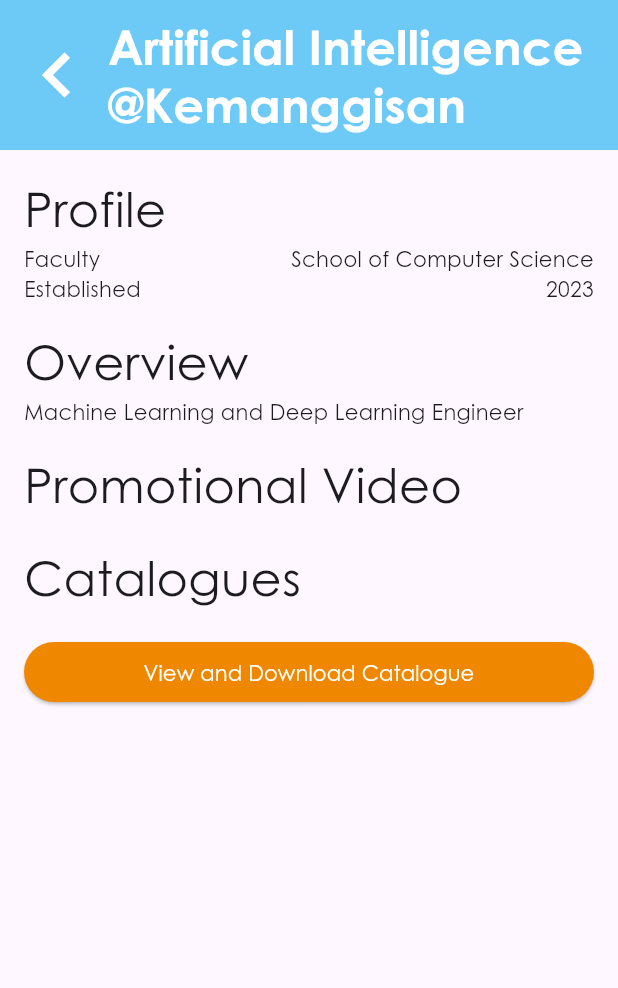
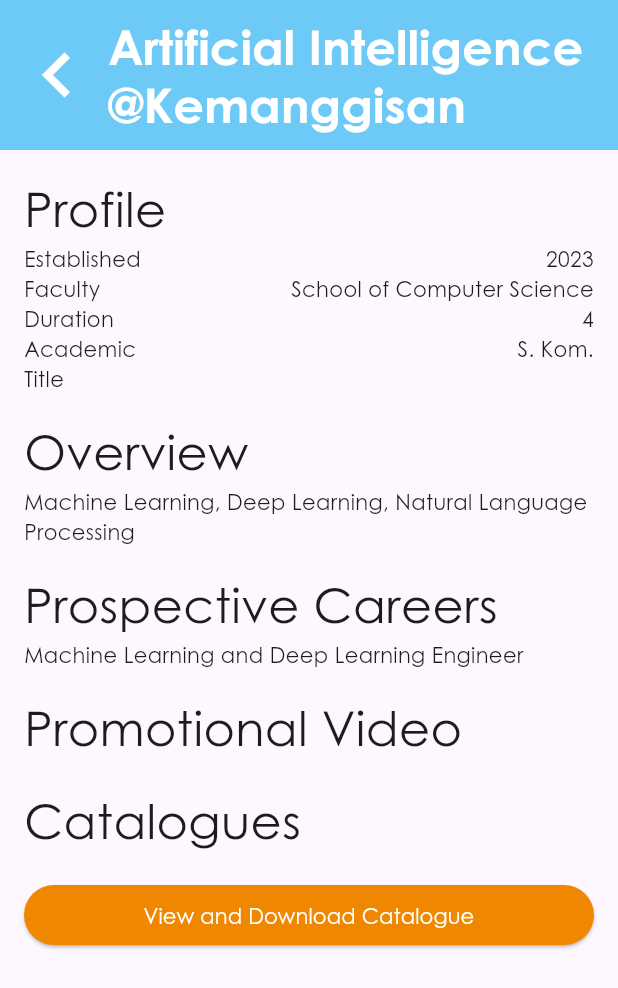
Before and after one commit to zzz276/BinusLite, a Flutter app: the Navigation screen opened directly, item 2 of the bottom bar chosen, after a tap on "Detail", on a phone screen of 412 x 824 dp. Shown: the top 988 px of the screen. Run offline on Flutter 3.47's test engine with Material 3 defaults, Android fonts, the light colour scheme and no system bars; our stand-ins replace firebase_auth, firebase_core; accounts and stored records are empty.

Commit message:
Major Page

```diff
--- a/lib/models/major.dart
+++ b/lib/models/major.dart
@@ -1,18 +1,24 @@
 class Major {
   String name;
   String faculty;
-  String foundedYear;
+  String title;
   String overview;
+  String career;
   String region;
   String? videoLink;
   String? catalogueLink;
+  int foundedYear;
+  int duration;
 
   Major({
     required this.name,
     required this.region,
     required this.faculty,
     required this.foundedYear,
+    required this.duration,
+    required this.title,
     required this.overview,
+    required this.career,
     this.videoLink,
     this.catalogueLink
   });
--- a/lib/screens/contents/major/major_detail.dart
+++ b/lib/screens/contents/major/major_detail.dart
@@ -2,9 +2,16 @@ import 'package:binus_lite/models/major.dart';
 import 'package:flutter/material.dart';
 import 'package:url_launcher/url_launcher_string.dart';
 
-class MajorDetail extends StatelessWidget {
-  const MajorDetail(this.major, {super.key});
+class MajorDetail extends StatefulWidget {
   final Major major;
+  const MajorDetail(this.major);
+
+  @override
+  State<MajorDetail> createState() => _MajorDetailState();
+}
+
+class _MajorDetailState extends State<MajorDetail> {
+  late Major major;
 
   viewFile(BuildContext context) async {
     try { await launchUrlString(major.catalogueLink!); }
@@ -16,6 +23,13 @@ class MajorDetail extends StatelessWidget {
         ))
       );
     }
+  }
+
+  @override
+  void initState() {
+    // TODO: implement initState
+    super.initState();
+    major = widget.major;
   }
 
   @override
@@ -51,6 +65,16 @@ class MajorDetail extends StatelessWidget {
               children: [
                 TableRow(
                   children: [
+                    const Text("Established"),
+                    Text(
+                      major.foundedYear.toString(),
+                      textAlign: TextAlign.end
+                    )
+                  ]
+                ),
+
+                TableRow(
+                  children: [
                     const Text("Faculty"),
                     Text(
                       major.faculty,
@@ -61,10 +85,20 @@ class MajorDetail extends StatelessWidget {
 
                 TableRow(
                   children: [
-                    const Text("Established"),
+                    const Text("Duration"),
                     Text(
-                      major.foundedYear,
-                      textAlign: TextAlign.end
+                      major.duration.toString(),
+                      textAlign: TextAlign.end,
+                    )
+                  ]
+                ),
+
+                TableRow(
+                  children: [
+                    const Text("Academic Title"),
+                    Text(
+                      major.title,
+                      textAlign: TextAlign.end,
                     )
                   ]
                 ),
@@ -78,6 +112,13 @@ class MajorDetail extends StatelessWidget {
             ),
 
             Text(major.overview),
+            const SizedBox(height: 16.0),
+            const Text(
+              "Prospective Careers",
+              style: TextStyle(fontSize: 32.0)
+            ),
+
+            Text(major.career),
             const SizedBox(height: 16.0),
             const Text(
               "Promotional Video",
--- a/lib/screens/tabs/majors.dart
+++ b/lib/screens/tabs/majors.dart
@@ -16,8 +16,11 @@ class _MajorsState extends State<Majors> {
       name: "Mobile Application and Technology",
       region: "Kemanggisan",
       faculty: "School of Computer Science",
-      foundedYear: "2010",
+      foundedYear: 2010,
+      duration: 4,
+      title: "S. Kom.",
       overview: "Mobile Application and IoT Engineer",
+      career: "Mobile Engineer",
       catalogueLink: "https://curriculum.binus.ac.id/files/2012/04/SOCS-Mobile-Application-Technology-2023.pdf"
     ),
 
@@ -25,16 +28,22 @@ class _MajorsState extends State<Majors> {
       name: "Artificial Intelligence",
       region: "Kemanggisan",
       faculty: "School of Computer Science",
-      foundedYear: "2023",
-      overview: "Machine Learning and Deep Learning Engineer"
+      foundedYear: 2023,
+      duration: 4,
+      title: "S. Kom.",
+      overview: "Machine Learning, Deep Learning, Natural Language Processing",
+      career: "Machine Learning and Deep Learning Engineer"
     ),
 
     Major(
       name: "Computer Science",
       region: "Alam Sutera",
       faculty: "School of Computer Science",
-      foundedYear: "1987",
-      overview: "Software Engineer"
+      foundedYear: 1987,
+      duration: 4,
+      title: "S. Kom.",
+      overview: "Software Engineer",
+      career: "Developer, IT Consultant"
     )
   ];
 
@@ -107,8 +116,8 @@ class _MajorsState extends State<Majors> {
                           crossAxisAlignment: CrossAxisAlignment.end,
                           children: [
                             ElevatedButton(
-                              onPressed: () => Navigator.push(
-                                context, MaterialPageRoute(
+                              onPressed: () => Navigator.of(context).push(
+                                MaterialPageRoute(
                                   builder: (context) => MajorDetail(searchMajor[index])
                                 )
                               ),
```
